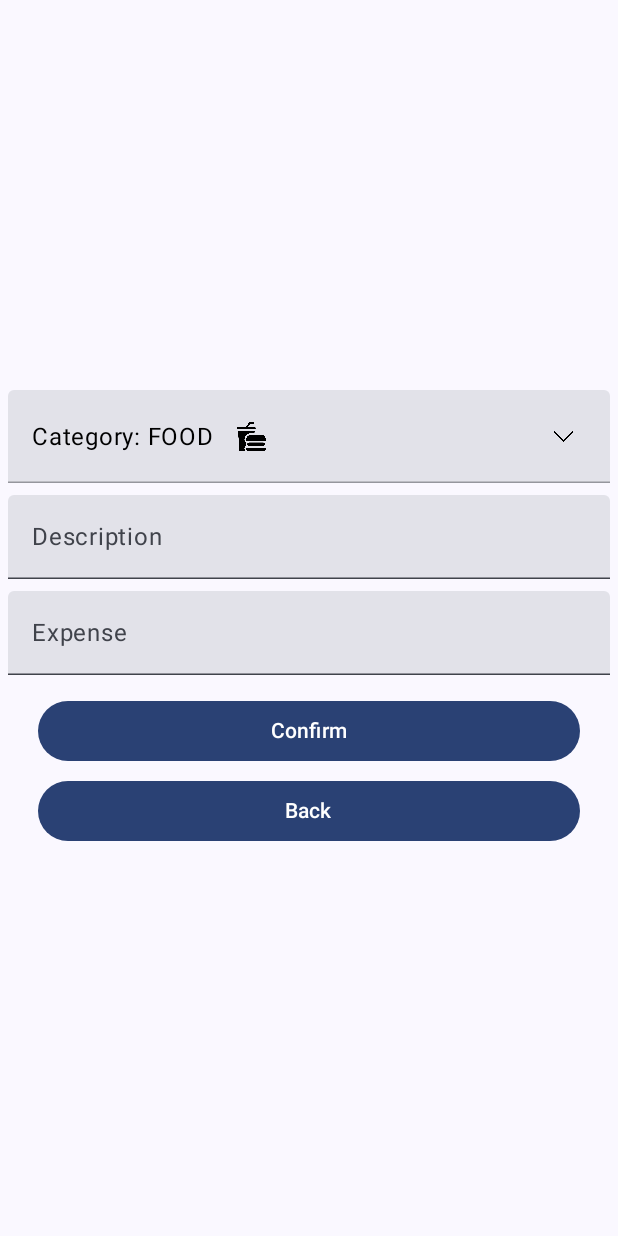
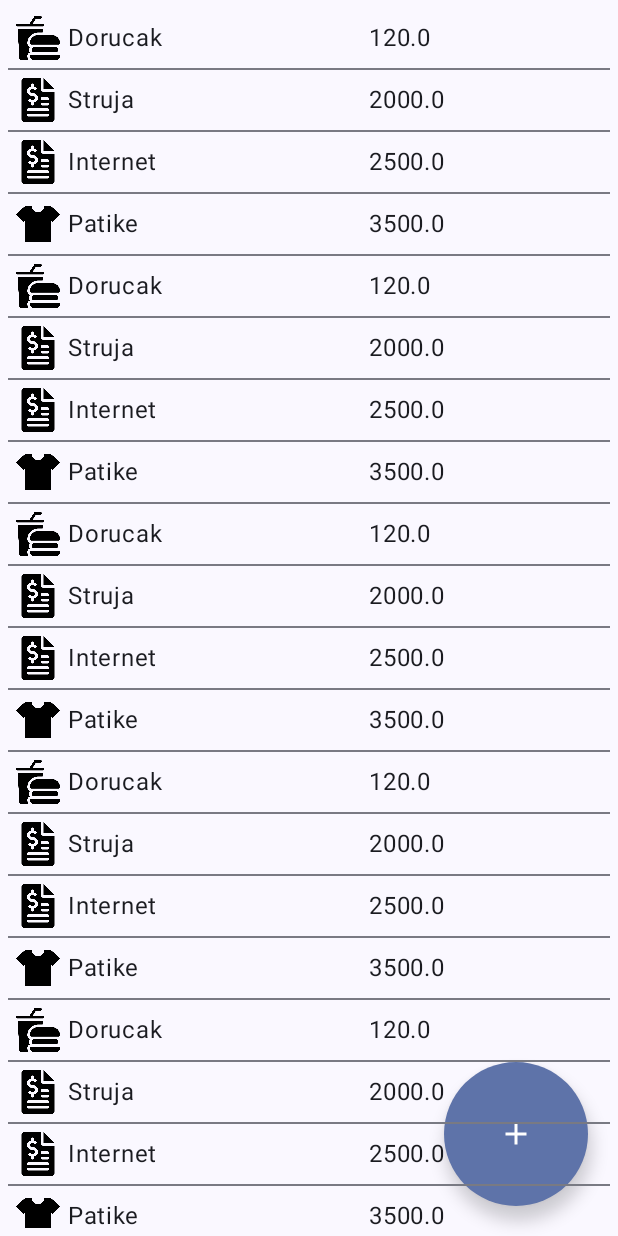
Before and after one commit to dsan22/ExpenseTracker, an Android app built with Jetpack Compose: the screen it shows after launch (MainActivity), on a phone screen of 412 x 824 dp. Run offline under Robolectric (Android 15) with nearby library versions, the phone set to English and light mode, and no system bars.

Commit message:
Added floating button for creating new expenses

```diff
--- a/app/src/main/java/rs/ac/ni/pmf/android/expensetracker/MainActivity.kt
+++ b/app/src/main/java/rs/ac/ni/pmf/android/expensetracker/MainActivity.kt
@@ -27,7 +27,7 @@ class MainActivity : ComponentActivity() {
                     modifier = Modifier.fillMaxSize(),
                     color = MaterialTheme.colorScheme.background
                 ) {
-                    AddExpense(modifier = Modifier.fillMaxHeight().padding(5.dp))
+                    ExpenseList(modifier = Modifier.fillMaxHeight().padding(5.dp))
                 }
             }
         }
--- a/app/src/main/java/rs/ac/ni/pmf/android/expensetracker/ui/DisplayExpensesScrean.kt
+++ b/app/src/main/java/rs/ac/ni/pmf/android/expensetracker/ui/DisplayExpensesScrean.kt
@@ -2,17 +2,26 @@ package rs.ac.ni.pmf.android.expensetracker.ui
 
 import androidx.compose.foundation.Image
 import androidx.compose.foundation.layout.Arrangement
+import androidx.compose.foundation.layout.Box
 import androidx.compose.foundation.layout.Column
 import androidx.compose.foundation.layout.Row
 import androidx.compose.foundation.layout.fillMaxHeight
+import androidx.compose.foundation.layout.fillMaxSize
 import androidx.compose.foundation.layout.fillMaxWidth
 import androidx.compose.foundation.layout.height
 import androidx.compose.foundation.layout.padding
 import androidx.compose.foundation.lazy.LazyColumn
 import androidx.compose.foundation.lazy.items
+import androidx.compose.foundation.shape.CircleShape
+import androidx.compose.material.icons.Icons
+import androidx.compose.material.icons.filled.Add
 import androidx.compose.material3.Divider
+import androidx.compose.material3.FloatingActionButton
+import androidx.compose.material3.Icon
+import androidx.compose.material3.LargeFloatingActionButton
 import androidx.compose.material3.Text
 import androidx.compose.runtime.Composable
+import androidx.compose.ui.Alignment
 import androidx.compose.ui.Modifier
 import androidx.compose.ui.res.painterResource
 import androidx.compose.ui.tooling.preview.Preview
@@ -66,8 +75,16 @@ fun ExpenseList( modifier: Modifier = Modifier) {
     for(i in 1..5){
         list+=list
     }
+
+    Box(
+        modifier = Modifier.fillMaxSize().padding(20.dp),
+        contentAlignment = Alignment.BottomEnd // Aligns the content to the bottom end (bottom right)
+    ) {
+        LargeFloatingActionButton(shape = CircleShape, onClick = { /*TODO*/ }) {
+            Icon(Icons.Filled.Add, "Add new Expense")
+        }
+    }
   Column {
-
       LazyColumn(modifier = modifier) {
           items(list) { expense ->
               ExpenseItem(expense = expense,modifier= Modifier
@@ -77,6 +94,7 @@ fun ExpenseList( modifier: Modifier = Modifier) {
               Divider(thickness = 1.dp)
           }
       }
+
   }
 }
 @Preview(showBackground = true)
```
